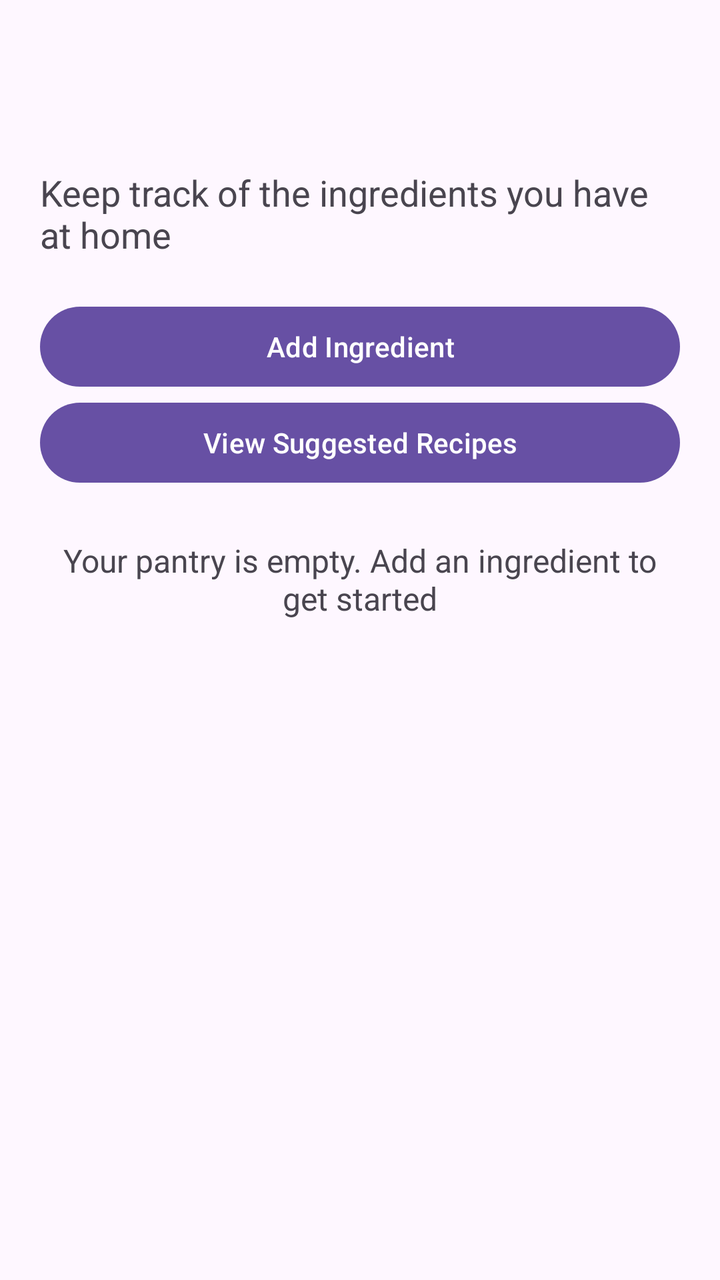
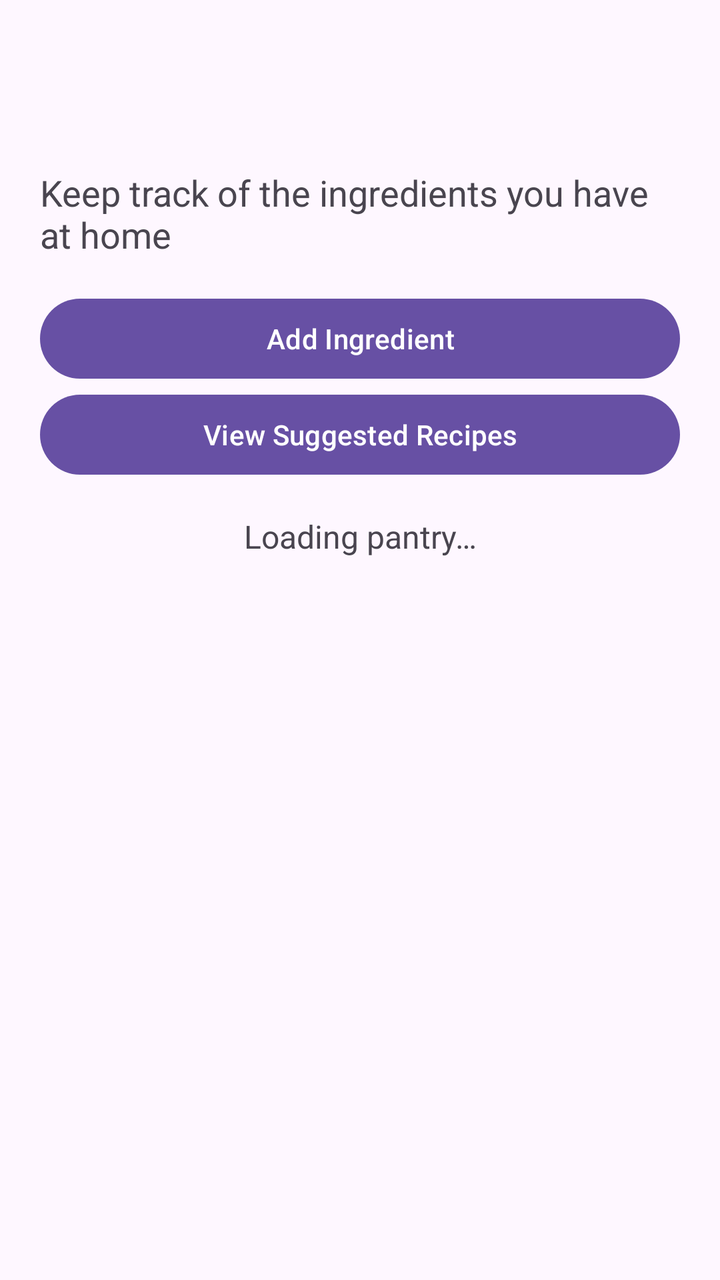

Screens rendered from an Android XML layout before and after an edit, with the pre-edit source and the edit as a unified diff.
<!-- AndroidManifest.xml: application theme Theme.MyPantryManage -->
<!-- res/layout/activity_main.xml -->
<?xml version="1.0" encoding="utf-8"?>
<LinearLayout
    xmlns:android = "http://schemas.android.com/apk/res/android"
    android:id= "@+id/main"
    android:layout_width =  "match_parent"
    android:layout_height= "match_parent"
    android:orientation   = "vertical">

    
    <include layout= "@layout/view_toolbar" />
    
    <ScrollView
        android:layout_width   = "match_parent"
        android:layout_height=  "0dp"
        android:layout_weight = "1"
        android:fillViewport=   "true">

        
        <LinearLayout
            android:layout_width= "match_parent"
            android:layout_height =   "wrap_content"
            android:orientation=  "vertical"
            android:padding = "20dp">


            
            <TextView
                android:layout_width = "match_parent"
                android:layout_height=   "wrap_content"
                android:text=  "@string/pantry_intro"
                android:textSize= "18sp" />

            
            <Button
                android:id =   "@+id/button_add_ingredient"
                android:layout_width= "match_parent"
                android:layout_height= "wrap_content"
                android:layout_marginTop=   "20dp"
                android:text  = "@string/add_ingredient" />

            
            <Button
                android:id=  "@+id/button_view_suggestions"
                android:layout_width=   "match_parent"
                android:layout_height= "wrap_content"
                android:text = "@string/view_suggestions" />


            
            <TextView
                android:id = "@+id/text_pantry_empty"
                android:layout_width=   "match_parent"
                android:layout_height = "wrap_content"
                android:layout_marginTop  = "24dp"
                android:gravity= "center"
                android:text   = "@string/pantry_empty"
                android:textSize=  "16sp" />

        </LinearLayout>
    </ScrollView>

</LinearLayout>
<!-- res/layout/view_toolbar.xml (included above) -->
<?xml version = "1.0"  encoding=   "utf-8"?>
<androidx.appcompat.widget.Toolbar
    xmlns:android =   "http://schemas.android.com/apk/res/android"

    android:id= "@+id/toolbar"
    android:layout_width     = "match_parent"
    android:layout_height=    "?attr/actionBarSize"
    android:background = "?attr/colorSurface" />
<!-- resources referenced by this layout -->
<resources>
  <string name="add_ingredient">Add Ingredient</string>
  <string name="pantry_empty">Your pantry is empty. Add an ingredient to get started</string>
  <string name="pantry_intro">Keep track of the ingredients you have at home</string>
  <string name="view_suggestions">View Suggested Recipes</string>
  <style name="Theme.MyPantryManage" parent="Base.Theme.MyPantryManage" />
  <style name="Base.Theme.MyPantryManage" parent="Theme.Material3.DayNight.NoActionBar">
          
          
      </style>
</resources>

<!-- the commit's change to res/layout/activity_main.xml (unified diff, before → after) -->
@@ -1,63 +1,76 @@
 <?xml version="1.0" encoding="utf-8"?>
 <LinearLayout
     xmlns:android = "http://schemas.android.com/apk/res/android"
-    android:id= "@+id/main"
-    android:layout_width =  "match_parent"
+    android:id=  "@+id/main"
+    android:layout_width= "match_parent"
     android:layout_height= "match_parent"
-    android:orientation   = "vertical">
+    android:orientation =   "vertical">
 
     
     <include layout= "@layout/view_toolbar" />
     
-    <ScrollView
-        android:layout_width   = "match_parent"
-        android:layout_height=  "0dp"
-        android:layout_weight = "1"
-        android:fillViewport=   "true">
+    <LinearLayout
+        android:layout_width=  "match_parent"
+        android:layout_height= "0dp"
+        android:layout_weight  = "1"
+        android:orientation=  "vertical"
+        android:padding = "20dp">
+
 
         
-        <LinearLayout
+        <TextView
             android:layout_width= "match_parent"
-            android:layout_height =   "wrap_content"
-            android:orientation=  "vertical"
-            android:padding = "20dp">
+            android:layout_height  = "wrap_content"
+            android:text= "@string/pantry_intro"
+            android:textSize=  "18sp" />
 
 
-            
-            <TextView
-                android:layout_width = "match_parent"
-                android:layout_height=   "wrap_content"
-                android:text=  "@string/pantry_intro"
-                android:textSize= "18sp" />
 
-            
-            <Button
-                android:id =   "@+id/button_add_ingredient"
-                android:layout_width= "match_parent"
-                android:layout_height= "wrap_content"
-                android:layout_marginTop=   "20dp"
-                android:text  = "@string/add_ingredient" />
-
-            
-            <Button
-                android:id=  "@+id/button_view_suggestions"
-                android:layout_width=   "match_parent"
-                android:layout_height= "wrap_content"
-                android:text = "@string/view_suggestions" />
+        
+        <Button
+            android:id   = "@+id/button_add_ingredient"
+            android:layout_width=  "match_parent"
+            android:layout_height = "wrap_content"
+            android:layout_marginTop=   "16dp"
+            android:text=  "@string/add_ingredient" />
 
 
-            
-            <TextView
-                android:id = "@+id/text_pantry_empty"
-                android:layout_width=   "match_parent"
-                android:layout_height = "wrap_content"
-                android:layout_marginTop  = "24dp"
-                android:gravity= "center"
-                android:text   = "@string/pantry_empty"
-                android:textSize=  "16sp" />
+        
+        <Button
+            android:id  = "@+id/button_view_suggestions"
+            android:layout_width   = "match_parent"
+            android:layout_height=  "wrap_content"
+            android:text = "@string/view_suggestions" />
 
-        </LinearLayout>
-    </ScrollView>
+
+        
+        <TextView
+            android:id=   "@+id/text_pantry_status"
+            android:layout_width= "match_parent"
+            android:layout_height   = "wrap_content"
+            android:layout_marginTop= "16dp"
+            android:gravity =  "center"
+            android:text=   "@string/pantry_loading"
+            android:textSize = "16sp" />
+        
+        <Button
+            android:id=  "@+id/button_retry_pantry"
+            android:layout_width = "wrap_content"
+            android:layout_height=   "wrap_content"
+            android:layout_gravity = "center_horizontal"
+            android:text   = "@string/retry"
+            android:visibility= "gone" />
+        
+        <ListView
+            android:id   =  "@+id/list_pantry"
+            android:layout_width= "match_parent"
+            android:layout_height =  "0dp"
+            android:layout_weight= "1"
+            android:layout_marginTop   = "12dp"
+            android:visibility =   "gone" />
+    </LinearLayout>
+
+
 
 </LinearLayout>
 <!-- res/layout/view_toolbar.xml (included above) -->
<!-- resource entries referenced after the edit -->
@@ -1,8 +1,9 @@
 <!-- resources referenced by this layout -->
 <resources>
   <string name="add_ingredient">Add Ingredient</string>
-  <string name="pantry_empty">Your pantry is empty. Add an ingredient to get started</string>
   <string name="pantry_intro">Keep track of the ingredients you have at home</string>
+  <string name="pantry_loading">Loading pantry…</string>
+  <string name="retry">Retry</string>
   <string name="view_suggestions">View Suggested Recipes</string>
   <style name="Theme.MyPantryManage" parent="Base.Theme.MyPantryManage" />
   <style name="Base.Theme.MyPantryManage" parent="Theme.Material3.DayNight.NoActionBar">
